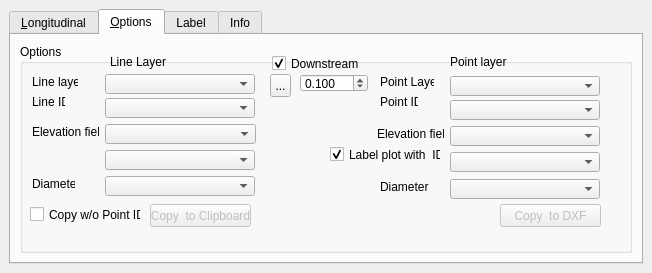
Amphibitus/longitudinal, file tools/longitudinal_dockwidget_base.ui: the form before one commit.
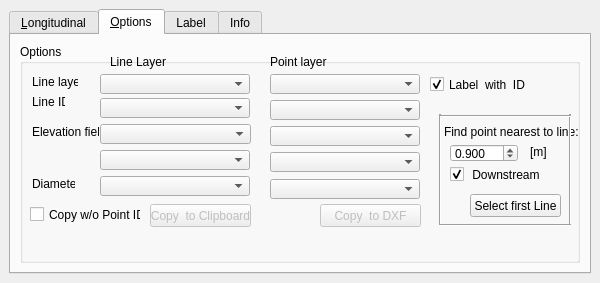
The form after the commit. The open tabs and pages were chosen to show the change.

```diff
--- a/tools/longitudinal_dockwidget_base.ui
+++ b/tools/longitudinal_dockwidget_base.ui
@@ -6,8 +6,8 @@
    <rect>
     <x>0</x>
     <y>0</y>
-    <width>652</width>
-    <height>273</height>
+    <width>600</width>
+    <height>283</height>
    </rect>
   </property>
   <property name="windowTitle">
@@ -61,7 +61,7 @@
         <string>&amp;Options</string>
        </attribute>
        <layout class="QGridLayout" name="gridLayout_3">
-        <item row="1" column="0">
+        <item row="0" column="0">
          <widget class="QGroupBox" name="groupBox">
           <property name="sizePolicy">
            <sizepolicy hsizetype="Preferred" vsizetype="Preferred">
@@ -81,7 +81,7 @@
           <widget class="QComboBox" name="uDiameterP">
            <property name="geometry">
             <rect>
-             <x>430</x>
+             <x>250</x>
              <y>135</y>
              <width>150</width>
              <height>20</height>
@@ -94,24 +94,11 @@
             </size>
            </property>
           </widget>
-          <widget class="QLabel" name="label_8">
-           <property name="geometry">
-            <rect>
-             <x>360</x>
-             <y>135</y>
-             <width>67</width>
-             <height>16</height>
-            </rect>
-           </property>
-           <property name="text">
-            <string>Diameter</string>
-           </property>
-          </widget>
           <widget class="QComboBox" name="uPointLayer">
            <property name="geometry">
             <rect>
-             <x>430</x>
-             <y>32</y>
+             <x>250</x>
+             <y>30</y>
              <width>150</width>
              <height>20</height>
             </rect>
@@ -129,23 +116,10 @@
             </size>
            </property>
           </widget>
-          <widget class="QLabel" name="label_6">
-           <property name="geometry">
-            <rect>
-             <x>360</x>
-             <y>30</y>
-             <width>54</width>
-             <height>16</height>
-            </rect>
-           </property>
-           <property name="text">
-            <string>Point Layer</string>
-           </property>
-          </widget>
           <widget class="QComboBox" name="uLineLayer">
            <property name="geometry">
             <rect>
-             <x>85</x>
+             <x>80</x>
              <y>30</y>
              <width>150</width>
              <height>20</height>
@@ -174,7 +148,7 @@
           <widget class="QComboBox" name="uPointID">
            <property name="geometry">
             <rect>
-             <x>430</x>
+             <x>250</x>
              <y>56</y>
              <width>150</width>
              <height>20</height>
@@ -187,23 +161,10 @@
             </size>
            </property>
           </widget>
-          <widget class="QLabel" name="label_4">
-           <property name="geometry">
-            <rect>
-             <x>360</x>
-             <y>50</y>
-             <width>38</width>
-             <height>16</height>
-            </rect>
-           </property>
-           <property name="text">
-            <string>Point ID</string>
-           </property>
-          </widget>
           <widget class="QComboBox" name="uLineID">
            <property name="geometry">
             <rect>
-             <x>85</x>
+             <x>80</x>
              <y>54</y>
              <width>150</width>
              <height>20</height>
@@ -232,7 +193,7 @@
           <widget class="QComboBox" name="uZfieldP1">
            <property name="geometry">
             <rect>
-             <x>430</x>
+             <x>250</x>
              <y>82</y>
              <width>150</width>
              <height>20</height>
@@ -245,23 +206,10 @@
             </size>
            </property>
           </widget>
-          <widget class="QLabel" name="label_7">
-           <property name="geometry">
-            <rect>
-             <x>357</x>
-             <y>82</y>
-             <width>67</width>
-             <height>16</height>
-            </rect>
-           </property>
-           <property name="text">
-            <string>Elevation field</string>
-           </property>
-          </widget>
           <widget class="QComboBox" name="uZfield1">
            <property name="geometry">
             <rect>
-             <x>85</x>
+             <x>80</x>
              <y>80</y>
              <width>151</width>
              <height>20</height>
@@ -290,7 +238,7 @@
           <widget class="QComboBox" name="uZfield2">
            <property name="geometry">
             <rect>
-             <x>85</x>
+             <x>80</x>
              <y>106</y>
              <width>150</width>
              <height>20</height>
@@ -306,7 +254,7 @@
           <widget class="QComboBox" name="uDiameter">
            <property name="geometry">
             <rect>
-             <x>85</x>
+             <x>80</x>
              <y>132</y>
              <width>150</width>
              <height>20</height>
@@ -341,7 +289,7 @@
           <widget class="QComboBox" name="uZfieldP2">
            <property name="geometry">
             <rect>
-             <x>430</x>
+             <x>250</x>
              <y>108</y>
              <width>150</width>
              <height>20</height>
@@ -357,14 +305,14 @@
           <widget class="QCheckBox" name="uIDlabels">
            <property name="geometry">
             <rect>
-             <x>310</x>
-             <y>100</y>
+             <x>410</x>
+             <y>30</y>
              <width>111</width>
              <height>21</height>
             </rect>
            </property>
            <property name="text">
-            <string>Label plot with  ID</string>
+            <string>Label  with  ID</string>
            </property>
            <property name="checked">
             <bool>true</bool>
@@ -373,7 +321,7 @@
           <widget class="QLabel" name="uSelectedPoints">
            <property name="geometry">
             <rect>
-             <x>430</x>
+             <x>250</x>
              <y>10</y>
              <width>141</width>
              <height>16</height>
@@ -386,8 +334,8 @@
           <widget class="QDoubleSpinBox" name="spinBoxTol">
            <property name="geometry">
             <rect>
-             <x>280</x>
-             <y>30</y>
+             <x>430</x>
+             <y>100</y>
              <width>68</width>
              <height>18</height>
             </rect>
@@ -414,15 +362,15 @@
             <double>0.010000000000000</double>
            </property>
            <property name="value">
-            <double>0.100000000000000</double>
+            <double>0.900000000000000</double>
            </property>
           </widget>
           <widget class="QToolButton" name="buttonSelectSourceId">
            <property name="geometry">
             <rect>
-             <x>250</x>
-             <y>30</y>
-             <width>21</width>
+             <x>450</x>
+             <y>150</y>
+             <width>91</width>
              <height>23</height>
             </rect>
            </property>
@@ -448,7 +396,7 @@
             <locale language="English" country="UnitedStates"/>
            </property>
            <property name="text">
-            <string>...</string>
+            <string>Select first Line</string>
            </property>
            <property name="checkable">
             <bool>true</bool>
@@ -457,14 +405,14 @@
           <widget class="QCheckBox" name="uIdirection">
            <property name="geometry">
             <rect>
-             <x>252</x>
-             <y>9</y>
+             <x>430</x>
+             <y>120</y>
              <width>111</width>
              <height>21</height>
             </rect>
            </property>
            <property name="text">
-            <string>Downstream</string>
+            <string> Downstream</string>
            </property>
            <property name="checked">
             <bool>true</bool>
@@ -518,7 +466,7 @@
            </property>
            <property name="geometry">
             <rect>
-             <x>480</x>
+             <x>300</x>
              <y>160</y>
              <width>101</width>
              <height>23</height>
@@ -528,6 +476,84 @@
             <string>Copy  to DXF</string>
            </property>
           </widget>
+          <widget class="QLabel" name="uSelectedPoints_2">
+           <property name="geometry">
+            <rect>
+             <x>424</x>
+             <y>80</y>
+             <width>141</width>
+             <height>16</height>
+            </rect>
+           </property>
+           <property name="text">
+            <string>Find point nearest to line:</string>
+           </property>
+          </widget>
+          <widget class="QLabel" name="uSelectedPoints_3">
+           <property name="geometry">
+            <rect>
+             <x>510</x>
+             <y>100</y>
+             <width>41</width>
+             <height>16</height>
+            </rect>
+           </property>
+           <property name="text">
+            <string>[m]</string>
+           </property>
+          </widget>
+          <widget class="Line" name="line">
+           <property name="geometry">
+            <rect>
+             <x>410</x>
+             <y>70</y>
+             <width>20</width>
+             <height>111</height>
+            </rect>
+           </property>
+           <property name="orientation">
+            <enum>Qt::Vertical</enum>
+           </property>
+          </widget>
+          <widget class="Line" name="line_2">
+           <property name="geometry">
+            <rect>
+             <x>540</x>
+             <y>70</y>
+             <width>20</width>
+             <height>111</height>
+            </rect>
+           </property>
+           <property name="orientation">
+            <enum>Qt::Vertical</enum>
+           </property>
+          </widget>
+          <widget class="Line" name="line_3">
+           <property name="geometry">
+            <rect>
+             <x>420</x>
+             <y>64</y>
+             <width>131</width>
+             <height>16</height>
+            </rect>
+           </property>
+           <property name="orientation">
+            <enum>Qt::Horizontal</enum>
+           </property>
+          </widget>
+          <widget class="Line" name="line_4">
+           <property name="geometry">
+            <rect>
+             <x>420</x>
+             <y>173</y>
+             <width>131</width>
+             <height>16</height>
+            </rect>
+           </property>
+           <property name="orientation">
+            <enum>Qt::Horizontal</enum>
+           </property>
+          </widget>
          </widget>
         </item>
        </layout>
```
Left out of the diff: 60 changed lines with no effect on the pictures.
